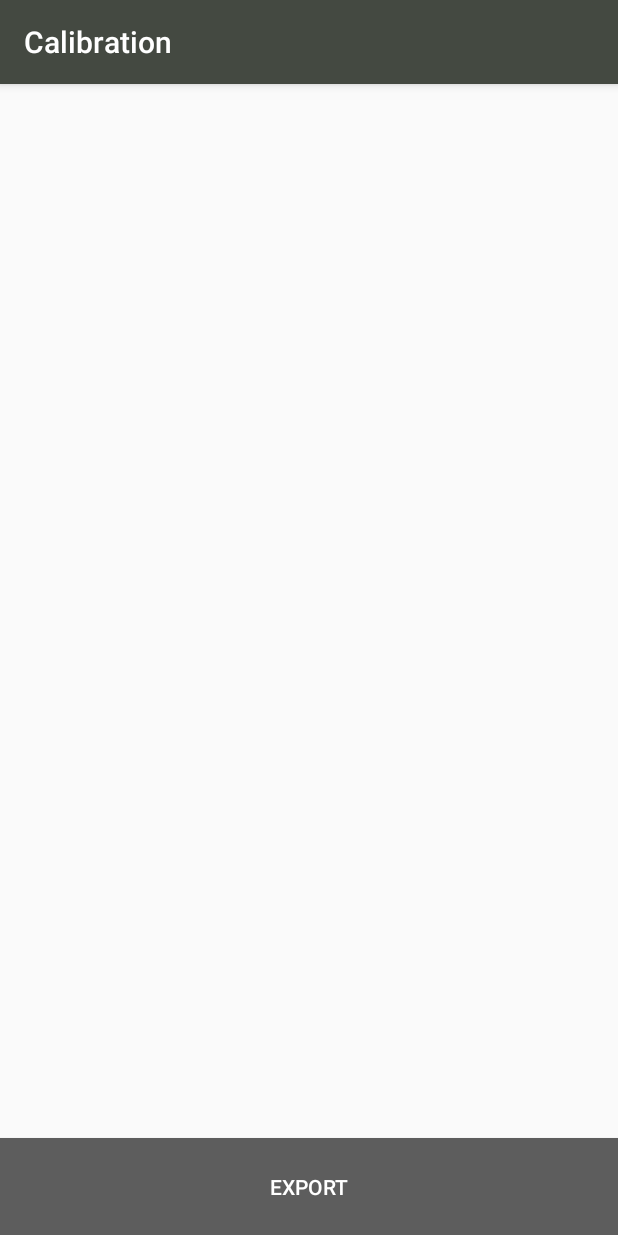
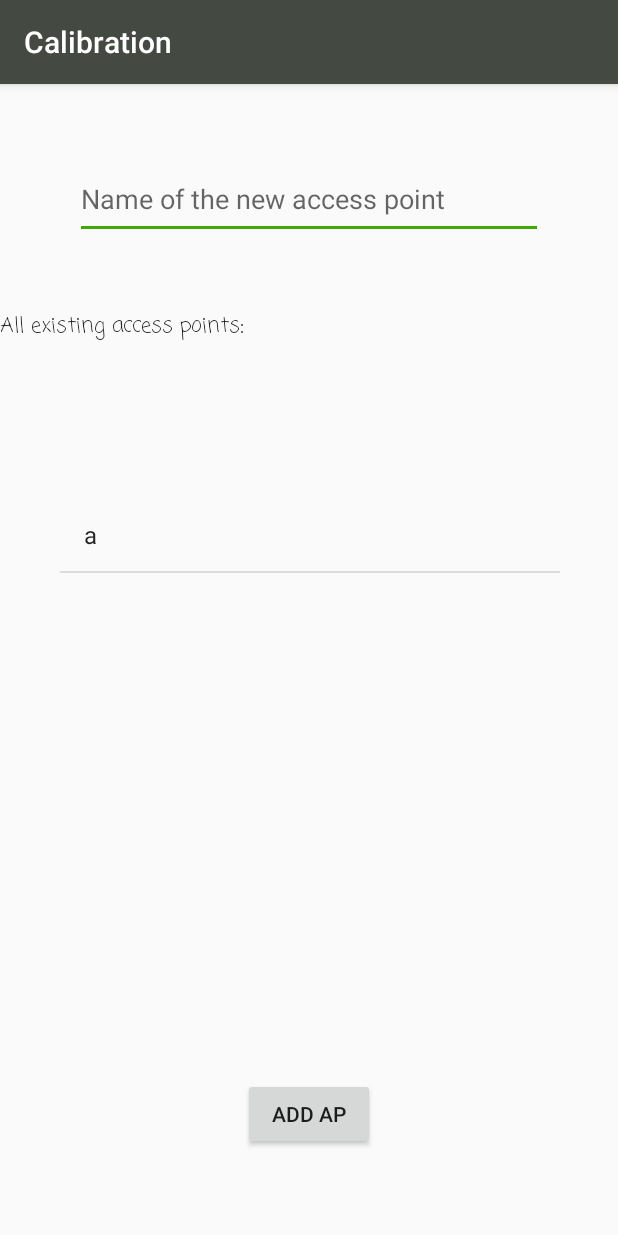
Before and after one commit to AlexanderBacklund/BachelorProject18, an Android app: the data screen opened directly, with no data from a screen before it, on a phone screen of 412 x 824 dp. Run offline under Robolectric (Android 15) with nearby library versions, the phone set to English and light mode, and no system bars.

```diff
--- a/Android/app/build.gradle
+++ b/Android/app/build.gradle
@@ -30,4 +30,5 @@ dependencies {
     testImplementation 'junit:junit:4.12'
     androidTestImplementation 'com.android.support.test:runner:1.0.1'
     androidTestImplementation 'com.android.support.test.espresso:espresso-core:3.0.1'
+    implementation 'com.android.support:recyclerview-v7:26.1.0'
 }
--- a/Android/app/src/main/java/com/example/baurre95/my_first_kotlin/MainActivity.kt
+++ b/Android/app/src/main/java/com/example/baurre95/my_first_kotlin/MainActivity.kt
@@ -3,7 +3,6 @@ package com.example.baurre95.my_first_kotlin
 import android.content.Intent
 import android.support.v7.app.AppCompatActivity
 import android.os.Bundle
-import com.example.baurre95.my_first_kotlin.R.id.*
 import kotlinx.android.synthetic.main.activity_main.*
 
 class MainActivity : AppCompatActivity() {
@@ -18,7 +17,7 @@ class MainActivity : AppCompatActivity() {
             startActivity(calintent)
         }
 
-        databtn.setOnClickListener{
+        APbtn.setOnClickListener{
             val dataintent = Intent(this, data::class.java)
             startActivity(dataintent)
         }
--- a/Android/app/src/main/java/com/example/baurre95/my_first_kotlin/calibration.kt
+++ b/Android/app/src/main/java/com/example/baurre95/my_first_kotlin/calibration.kt
@@ -44,9 +44,9 @@ class calibration : AppCompatActivity() {
 
         export.setOnClickListener{
             val intent = Intent(this, file::class.java)
-
-            intent.putExtra("array_list", axisList)
-            //Log.d("AlexanderBacklund", axisList.toString())
+            if(axisList.size != 0) {
+                intent.putExtra("array_list", axisList)
+            }
             startActivity(intent)
         }
 
--- a/Android/app/src/main/java/com/example/baurre95/my_first_kotlin/data.kt
+++ b/Android/app/src/main/java/com/example/baurre95/my_first_kotlin/data.kt
@@ -1,54 +1,61 @@
 package com.example.baurre95.my_first_kotlin
 
-import android.content.Intent
 import android.support.v7.app.AppCompatActivity
 import android.os.Bundle
+import android.widget.ArrayAdapter
+import android.widget.Toast
 import kotlinx.android.synthetic.main.activity_data.*
-import java.io.FileWriter
-import java.io.IOException
-
-
+import java.io.File
+import java.io.FileOutputStream
 
 class data : AppCompatActivity() {
+    val FILENAME = "accesspoints.txt"
+    var myList =  listOf<String>()
+
+    fun printFromFile() {
+        val path = getExternalFilesDir(null)
+        val file = File(path, "Saved Files/" + FILENAME)
+
+        myList = file.readLines()
+        //file.useLines { lines -> myList.addAll(lines) }
+
+        val adapter = ArrayAdapter(this, android.R.layout.simple_list_item_1, myList)
+        APlv.adapter = adapter
+    }
+
+    fun writeToFile(file: File,text: String) {
+        file.appendText(text)
+        //FileOutputStream(file).use {
+        //    it.write(text.toByteArray())
+        //}
+    }
 
     override fun onCreate(savedInstanceState: Bundle?) {
         super.onCreate(savedInstanceState)
         setContentView(R.layout.activity_data)
+        val path = getExternalFilesDir(null)
 
-        /*val CSV_HEADER = "id,name,address,age"
+        val filecheck = File(path.toString() +  "/" + "Saved Files"+ "/" + FILENAME)
+        if (filecheck.exists()) {
+            Toast.makeText(this, "File exists", Toast.LENGTH_SHORT).show()
 
-        fun main() {
-            var fileWriter: FileWriter? = null
-
-            try {
-                fileWriter = FileWriter("customer.csv")
-
-                fileWriter.append(CSV_HEADER)
-                fileWriter.append('\n')
-
-                println("Write CVS, worked!")
-
-            } catch (e: Exception) {
-                println("Writing CSV error!")
-                e.printStackTrace()
-            } finally {
-                try {
-                    fileWriter!!.flush()
-                    fileWriter.close()
-                } catch (e: IOException) {
-                    println("Flushing/closing error!")
-                    e.printStackTrace()
-                }
-            }
-        }*/
+        }
+        else {
+            val letDirectory = File(path,"Saved Files")
+            letDirectory.mkdirs()
+            val file = File(letDirectory, FILENAME)
+            writeToFile(file, "a")
+        }
+        printFromFile()
 
 
 
-
-        exp.setOnClickListener{
-            val fileintent = Intent(this, file::class.java)
-            startActivity(fileintent)
-
+        APaddbtn.setOnClickListener{
+            FileOutputStream(filecheck).use {
+                var textFromET = APet.text.toString()
+                writeToFile(filecheck, textFromET)
+                printFromFile()
+            }
         }
     }
 }
--- a/Android/app/src/main/java/com/example/baurre95/my_first_kotlin/file.kt
+++ b/Android/app/src/main/java/com/example/baurre95/my_first_kotlin/file.kt
@@ -2,7 +2,6 @@ package com.example.baurre95.my_first_kotlin
 
 import android.support.v7.app.AppCompatActivity
 import android.os.Bundle
-import android.util.Log
 import android.widget.Toast
 import kotlinx.android.synthetic.main.activity_file.*
 import java.io.*
--- a/Android/app/src/main/res/layout/activity_data.xml
+++ b/Android/app/src/main/res/layout/activity_data.xml
@@ -6,17 +6,62 @@
     android:layout_height="match_parent"
     tools:context=".data">
 
+    <EditText
+        android:id="@+id/APet"
+        android:layout_width="312dp"
+        android:layout_height="53dp"
+        android:layout_marginBottom="8dp"
+        android:layout_marginTop="8dp"
+        android:ems="10"
+        android:hint="Name of the new access point"
+        android:inputType="textPersonName"
+        app:layout_constraintBottom_toBottomOf="parent"
+        app:layout_constraintEnd_toEndOf="parent"
+        app:layout_constraintHorizontal_bias="0.502"
+        app:layout_constraintStart_toStartOf="parent"
+        app:layout_constraintTop_toTopOf="parent"
+        app:layout_constraintVertical_bias="0.06" />
+
     <Button
-        android:id="@+id/exp"
-        android:layout_width="0dp"
-        android:layout_height="65dp"
+        android:id="@+id/APaddbtn"
+        android:layout_width="wrap_content"
+        android:layout_height="wrap_content"
+        android:layout_marginBottom="8dp"
         android:layout_marginTop="8dp"
-        android:background="@color/colorButton"
-        android:text="Export"
-        android:textColor="@color/colorText"
+        android:text="Add AP"
         app:layout_constraintBottom_toBottomOf="parent"
         app:layout_constraintEnd_toEndOf="parent"
         app:layout_constraintStart_toStartOf="parent"
         app:layout_constraintTop_toTopOf="parent"
-        app:layout_constraintVertical_bias="1.0" />
+        app:layout_constraintVertical_bias="0.93" />
+
+    <TextView
+        android:id="@+id/textView"
+        android:layout_width="wrap_content"
+        android:layout_height="29dp"
+        android:layout_marginBottom="8dp"
+        android:layout_marginTop="8dp"
+        android:text="All existing access points:"
+        android:textAppearance="@style/TextAppearance.AppCompat.Body1"
+        android:textSize="14sp"
+        app:fontFamily="casual"
+        app:layout_constraintBottom_toBottomOf="parent"
+        app:layout_constraintEnd_toEndOf="parent"
+        app:layout_constraintHorizontal_bias="0.0"
+        app:layout_constraintStart_toStartOf="parent"
+        app:layout_constraintTop_toTopOf="parent"
+        app:layout_constraintVertical_bias="0.197" />
+
+    <ListView
+        android:id="@+id/APlv"
+        android:layout_width="333dp"
+        android:layout_height="221dp"
+        android:layout_marginBottom="8dp"
+        app:layout_constraintBottom_toBottomOf="parent"
+        app:layout_constraintEnd_toEndOf="parent"
+        app:layout_constraintHorizontal_bias="0.509"
+        app:layout_constraintStart_toStartOf="parent"
+        app:layout_constraintTop_toTopOf="parent"
+        app:layout_constraintVertical_bias="0.514" />
+
 </android.support.constraint.ConstraintLayout>
--- a/Android/app/src/main/res/layout/activity_file.xml
+++ b/Android/app/src/main/res/layout/activity_file.xml
@@ -61,5 +61,5 @@
         app:layout_constraintEnd_toEndOf="parent"
         app:layout_constraintStart_toStartOf="parent"
         app:layout_constraintTop_toTopOf="parent"
-        app:layout_constraintVertical_bias="0.686" />
+        app:layout_constraintVertical_bias="0.371" />
 </android.support.constraint.ConstraintLayout>
--- a/Android/app/src/main/res/layout/activity_main.xml
+++ b/Android/app/src/main/res/layout/activity_main.xml
@@ -20,12 +20,12 @@
         app:layout_constraintVertical_bias="0.75" />
 
     <Button
-        android:id="@+id/databtn"
+        android:id="@+id/APbtn"
         android:layout_width="166dp"
         android:layout_height="45dp"
-        android:text="Export Data"
+        android:background="@color/colorButton"
+        android:text="Add access points"
         android:textColor="@color/colorText"
-        android:background="@color/colorButton"
         app:layout_constraintBottom_toBottomOf="parent"
         app:layout_constraintEnd_toEndOf="parent"
         app:layout_constraintStart_toStartOf="parent"
```
